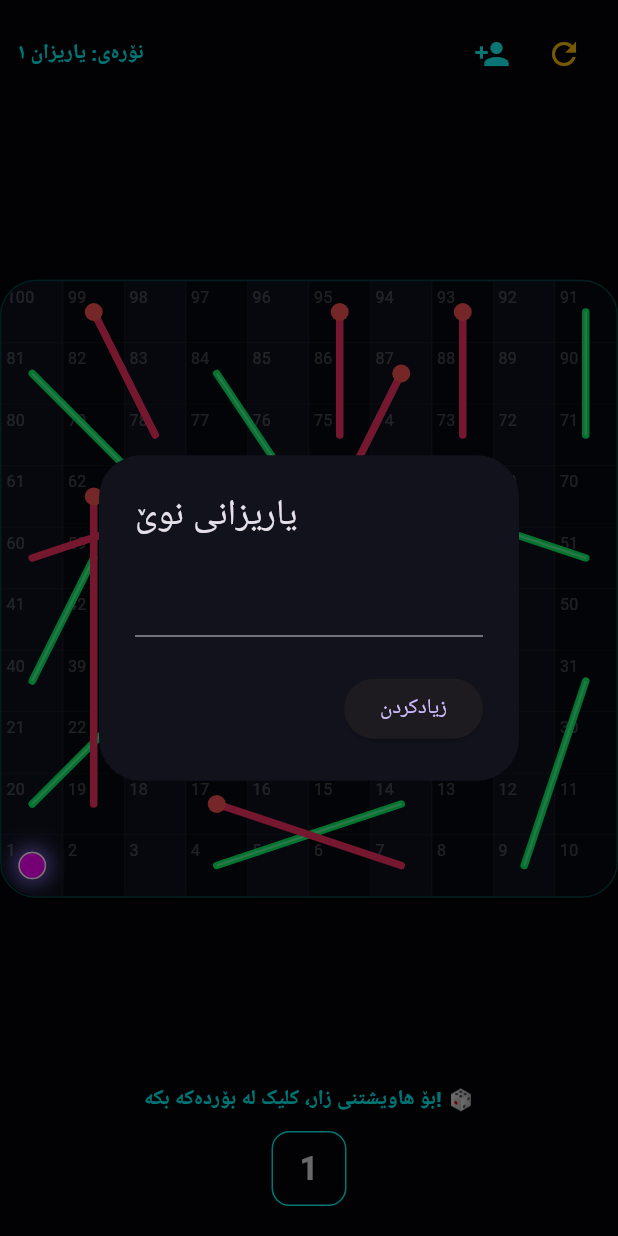
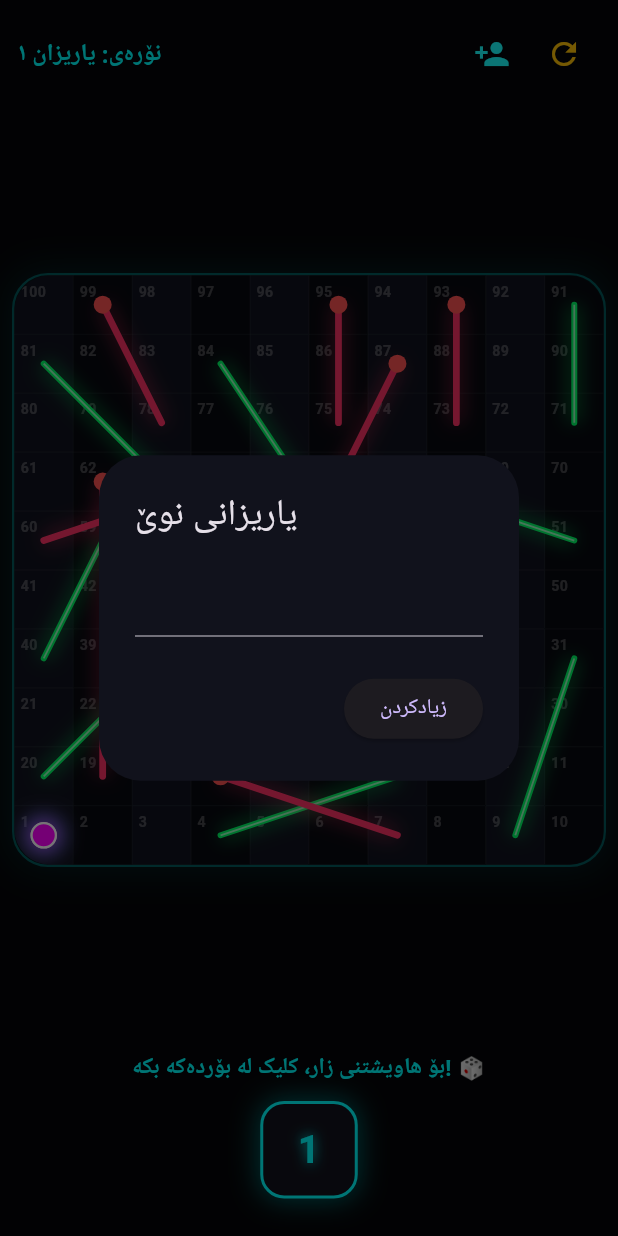
Before and after one commit to sansuhaib8-hub/snake_and_ladders, a Flutter app: the screen it shows after launch, after a tap on the "person add" icon, on a phone screen of 412 x 824 dp. Run offline on Flutter 3.47's test engine with Material 3 defaults, Android fonts, the phone set to English and light mode, and no system bars; Roboto replaces fonts that are missing (Segoe UI).

Commit message:
Fix font weight and enhance cyberpunk ui with layout stability

```diff
--- a/lib/main.dart
+++ b/lib/main.dart
@@ -69,7 +69,6 @@ class _CyberGamePageState extends State<CyberGamePage> with TickerProviderStateM
     }
   }
 
-  // دۆزینەوەی ژمارەی ڕاستەقینەی خانەکە بەپێی شێوازی دەستپێکردن لە خوارەوە بۆ سەرەوە (Boustrophedon)
   int _getDisplayCellNumber(int gridIndex) {
     int row = gridIndex ~/ 10;
     int col = gridIndex % 10;
@@ -104,6 +103,8 @@ class _CyberGamePageState extends State<CyberGamePage> with TickerProviderStateM
   Offset _getCellCoordinates(int pos, double cSize, int pIndex) {
     int idx = pos - 1; int row = idx ~/ 10; int col = idx % 10;
     if (row % 2 == 1) col = 9 - col;
+
+    // لۆجیکی جێگیرکردنی مۆرەکە لە سەنتەری خانەکەدا بۆ ڕێگریکردن لە لادان لە کاتی سووڕانەوە
     double paddingX = (cSize - (cSize * 0.45)) / 2;
     double paddingY = (cSize - (cSize * 0.45)) / 2;
     return Offset(col * cSize + paddingX, (9 - row) * cSize + paddingY);
@@ -152,7 +153,7 @@ class _CyberGamePageState extends State<CyberGamePage> with TickerProviderStateM
               child: Row(
                 mainAxisAlignment: MainAxisAlignment.spaceBetween,
                 children: [
-                  Text("نۆرەی: ${activePlayer.name}", style: TextStyle(color: activePlayer.color, fontWeight: FontWeight.bold)),
+                  Text("نۆرەی: ${activePlayer.name}", style: TextStyle(color: activePlayer.color, fontWeight: FontWeight.bold, fontSize: 16)),
                   Row(children: [
                     IconButton(icon: const Icon(Icons.person_add, color: Colors.cyanAccent), onPressed: _showAddPlayerDialog),
                     IconButton(icon: const Icon(Icons.refresh, color: Colors.amber), onPressed: resetGame),
@@ -165,7 +166,12 @@ class _CyberGamePageState extends State<CyberGamePage> with TickerProviderStateM
                 child: GestureDetector(
                   onTap: isRolling || isMoving || gameFinished ? null : rollDice,
                   child: Container(
-                    decoration: BoxDecoration(borderRadius: BorderRadius.circular(24), border: Border.all(color: activePlayer.color.withOpacity(0.25))),
+                    margin: const EdgeInsets.all(8),
+                    decoration: BoxDecoration(
+                      borderRadius: BorderRadius.circular(24),
+                      border: Border.all(color: activePlayer.color.withOpacity(0.3), width: 1.5),
+                      boxShadow: [BoxShadow(color: activePlayer.color.withOpacity(0.1), blurRadius: 20, spreadRadius: 2)]
+                    ),
                     child: ClipRRect(
                       borderRadius: BorderRadius.circular(24),
                       child: AspectRatio(
@@ -179,7 +185,6 @@ class _CyberGamePageState extends State<CyberGamePage> with TickerProviderStateM
                               curve: Curves.easeInOutCubic,
                               child: Stack(
                                 children: [
-                                  // ١. خانەکانی بۆردەکە + نیشاندانی ژمارەکان تێیدا
                                   GridView.builder(
                                     physics: const NeverScrollableScrollPhysics(),
                                     gridDelegate: const SliverGridDelegateWithFixedCrossAxisCount(crossAxisCount: 10),
@@ -192,17 +197,16 @@ class _CyberGamePageState extends State<CyberGamePage> with TickerProviderStateM
                                           border: Border.all(color: Colors.white10, width: 0.2)
                                         ),
                                         child: Padding(
-                                          padding: const EdgeInsets.all(3.0),
-                                          // ژمارەکە دەخولێنینەوە بە شێوازی پێچەوانە تا هەمیشە ڕاست پیشان بدرێت
+                                          padding: const EdgeInsets.all(4.0),
                                           child: AnimatedRotation(
                                             turns: -currentTurns,
                                             duration: const Duration(milliseconds: 600),
                                             child: Text(
                                               "$cellNum",
                                               style: TextStyle(
-                                                fontSize: cSize * 0.26,
+                                                fontSize: cSize * 0.24,
                                                 color: Colors.white.withOpacity(0.25),
-                                                fontWeight: FontWeight.w640
+                                                fontWeight: FontWeight.w600 // کێشی فۆنتەکە بۆ رێگریکردن لە کێشەی گرادڵ چاککراوە
                                               ),
                                             ),
                                           ),
@@ -210,9 +214,7 @@ class _CyberGamePageState extends State<CyberGamePage> with TickerProviderStateM
                                       );
                                     },
                                   ),
-                                  // ٢. مار و پەیژەکان
                                   Positioned.fill(child: IgnorePointer(child: AnimatedBuilder(animation: _liveBoardController, builder: (context, child) => CustomPaint(painter: AdvancedBoardPainter(snakes: snakes, ladders: ladders, animationValue: _liveBoardController.value, effectCell: effectCell, effectColor: effectColor, effectRadius: effectRadius))))),
-                                  // ٣. مۆرەکان
                                   ...List.generate(players.length, (index) {
                                     final p = players[index]; final coords = _getCellCoordinates(p.position, cSize, index);
                                     return AnimatedPositioned(
@@ -230,8 +232,8 @@ class _CyberGamePageState extends State<CyberGamePage> with TickerProviderStateM
                                           decoration: BoxDecoration(
                                             shape: BoxShape.circle,
                                             color: p.color,
-                                            border: Border.all(color: Colors.white),
-                                            boxShadow: [BoxShadow(color: p.color.withOpacity(0.6), blurRadius: 10, spreadRadius: 2)]
+                                            border: Border.all(color: Colors.white, width: 1.5),
+                                            boxShadow: [BoxShadow(color: p.color.withOpacity(0.8), blurRadius: 12, spreadRadius: 2)]
                                           ),
                                         ),
                                       ),
@@ -248,8 +250,31 @@ class _CyberGamePageState extends State<CyberGamePage> with TickerProviderStateM
                 ),
               ),
             ),
-            Padding(padding: const EdgeInsets.symmetric(vertical: 10), child: Text(message, style: TextStyle(color: activePlayer.color, fontWeight: FontWeight.bold))),
-            Container(margin: const EdgeInsets.only(bottom: 20), width: 50, height: 50, decoration: BoxDecoration(border: Border.all(color: activePlayer.color), borderRadius: BorderRadius.circular(12)), child: Center(child: Text(isRolling ? "?" : "$diceValue", style: const TextStyle(fontSize: 22, fontWeight: FontWeight.bold)))),
+            Padding(padding: const EdgeInsets.symmetric(vertical: 12), child: Text(message, style: TextStyle(color: activePlayer.color, fontWeight: FontWeight.bold, fontSize: 15))),
+
+            // دیزاینی کایبەرپەنکی مۆدێرن بۆ زارەکە
+            GestureDetector(
+              onTap: isRolling || isMoving || gameFinished ? null : rollDice,
+              child: Container(
+                margin: const EdgeInsets.only(bottom: 25),
+                width: 65,
+                height: 65,
+                decoration: BoxDecoration(
+                  color: const Color(0xFF11121C),
+                  border: Border.all(color: activePlayer.color, width: 2),
+                  borderRadius: BorderRadius.circular(16),
+                  boxShadow: [BoxShadow(color: activePlayer.color.withOpacity(0.4), blurRadius: 15, spreadRadius: 1)]
+                ),
+                child: Center(
+                  child: isRolling
+                    ? RotationTransition(
+                        turns: _diceController,
+                        child: Icon(Icons.casino, size: 32, color: activePlayer.color),
+                      )
+                    : Text("$diceValue", style: TextStyle(fontSize: 26, fontWeight: FontWeight.bold, color: activePlayer.color, shadows: [Shadow(color: activePlayer.color, blurRadius: 10)]))
+                ),
+              ),
+            ),
           ],
         ),
       ),
@@ -268,16 +293,28 @@ class AdvancedBoardPainter extends CustomPainter {
 
   @override
   void paint(Canvas canvas, Size size) {
+    // کێشانی پەیژەکان بە تیشکی نیۆنی سەوزی جێگیر
     ladders.forEach((s, e) {
       Offset pS = _getCenter(s, size), pE = _getCenter(e, size);
-      canvas.drawLine(pS, pE, Paint()..color = const Color(0xFF00FF66)..strokeWidth = 5.0..style = PaintingStyle.stroke..strokeCap = StrokeCap.round);
-      canvas.drawLine(pS, pE, Paint()..color = Colors.white.withOpacity(0.4)..strokeWidth = 1.5..style = PaintingStyle.stroke);
+
+      // کاریگەری بڵۆڕ لە پشتەوەی پەیژەکە
+      canvas.drawLine(pS, pE, Paint()..color = const Color(0xFF00FF66).withOpacity(0.3)..strokeWidth = 10.0..maskFilter = const MaskFilter.blur(BlurStyle.normal, 6)..style = PaintingStyle.stroke);
+      // هێڵە بنەڕەتییەکەی پەیژەکە
+      canvas.drawLine(pS, pE, Paint()..color = const Color(0xFF00FF66)..strokeWidth = 4.0..style = PaintingStyle.stroke..strokeCap = StrokeCap.round);
+      canvas.drawLine(pS, pE, Paint()..color = Colors.white.withOpacity(0.6)..strokeWidth = 1.2..style = PaintingStyle.stroke);
     });
+
+    // کێشانی مارەکان بە تیشکی نیۆنی سوور
     snakes.forEach((s, e) {
       Offset pS = _getCenter(s, size), pE = _getCenter(e, size);
-      canvas.drawLine(pS, pE, Paint()..color = const Color(0xFFFF3366)..strokeWidth = 5.0..style = PaintingStyle.stroke..strokeCap = StrokeCap.round);
+
+      // کاریگەری بڵۆڕ لە پشتەوەی مارەکە
+      canvas.drawLine(pS, pE, Paint()..color = const Color(0xFFFF3366).withOpacity(0.3)..strokeWidth = 10.0..maskFilter = const MaskFilter.blur(BlurStyle.normal, 6)..style = PaintingStyle.stroke);
+      // لایەنی سەرەکی مارەکە
+      canvas.drawLine(pS, pE, Paint()..color = const Color(0xFFFF3366)..strokeWidth = 4.5..style = PaintingStyle.stroke..strokeCap = StrokeCap.round);
       canvas.drawCircle(pS, 6, Paint()..color = Colors.redAccent);
     });
+
     if (effectCell != -1) canvas.drawCircle(_getCenter(effectCell, size), (size.width / 10) * 1.2 * effectRadius, Paint()..color = effectColor.withOpacity(1.0 - effectRadius)..style = PaintingStyle.stroke..strokeWidth = 3.0);
   }
   @override bool shouldRepaint(covariant AdvancedBoardPainter old) => true;
```
